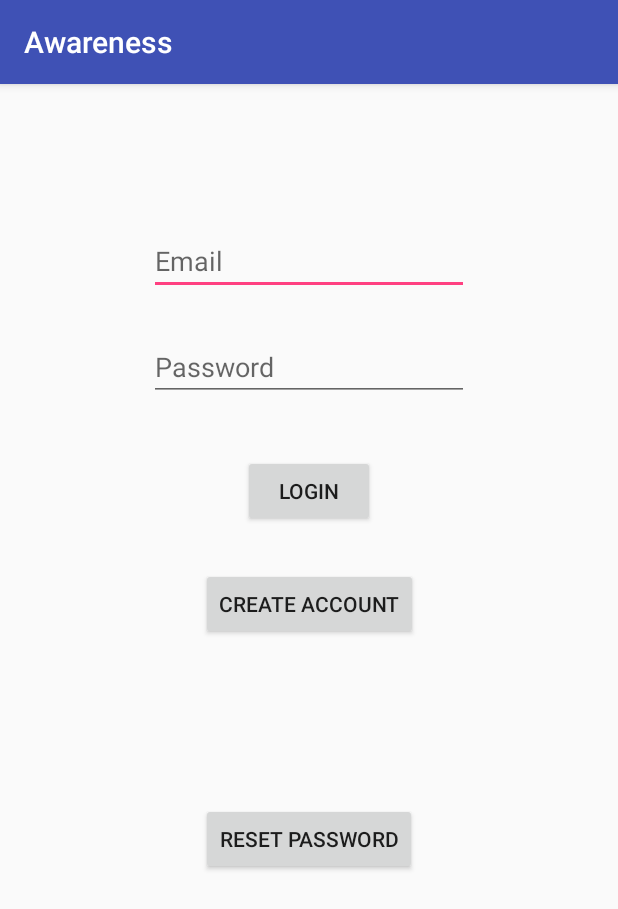
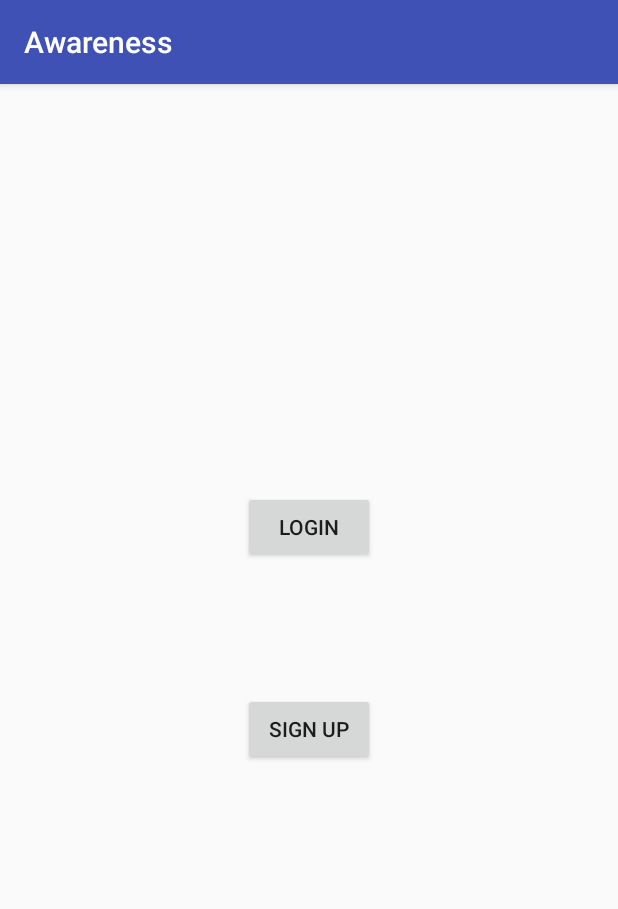
Before and after one commit to ankitrajan/Awareness, an Android app: the screen it shows after launch (MainActivity before the commit, LogoActivity after it), on a phone screen of 412 x 824 dp. Shown: the top 909 px of the screen. Run offline under Robolectric (Android 15) with nearby library versions, the phone set to English and light mode, and no system bars.

Commit message:
Added first activity and reorganized buttons aka implement ahmed's requests

```diff
--- a/app/build.gradle
+++ b/app/build.gradle
@@ -56,4 +56,5 @@ dependencies {
 
 
 
+
 apply plugin: 'com.google.gms.google-services'
--- a/app/src/main/AndroidManifest.xml
+++ b/app/src/main/AndroidManifest.xml
@@ -9,7 +9,7 @@
         android:roundIcon="@mipmap/ic_launcher_round"
         android:supportsRtl="true"
         android:theme="@style/AppTheme">
-        <activity android:name=".MainActivity">
+        <activity android:name=".LogoActivity">
             <intent-filter>
                 <action android:name="android.intent.action.MAIN" />
 
@@ -19,7 +19,8 @@
         <activity android:name=".CreateAccountActivity" />
         <activity android:name=".MyAccountActivity" />
         <activity android:name=".AnalysisActivity" />
-        <activity android:name=".SettingsActivity"></activity>
+        <activity android:name=".SettingsActivity" />
+        <activity android:name=".MainActivity"></activity>
     </application>
 
 </manifest>
--- /dev/null
+++ b/app/src/main/java/com/example/ankit/awareness/LogoActivity.java
@@ -0,0 +1,50 @@
+package com.example.ankit.awareness;
+
+import android.content.Intent;
+import android.support.v7.app.AppCompatActivity;
+import android.os.Bundle;
+import android.view.View;
+import android.widget.Button;
+
+public class LogoActivity extends AppCompatActivity {
+
+    protected Button mainButton;
+    protected Button signUpButton;
+
+    @Override
+    protected void onCreate(Bundle savedInstanceState) {
+        super.onCreate(savedInstanceState);
+        setContentView(R.layout.activity_logo);
+
+        mainButton = (Button) findViewById(R.id.Main);
+        signUpButton = (Button) findViewById(R.id.SignUp);
+
+        mainButton.setOnClickListener(new View.OnClickListener()
+        {
+            public void onClick(View v)
+            {
+                goToMainActivity();
+            }
+        });
+
+        signUpButton.setOnClickListener(new View.OnClickListener()
+        {
+            public void onClick(View v)
+            {
+                goToCreateAccountActivity();
+            }
+        });
+    }
+
+    void goToMainActivity()
+    {
+        Intent intent = new Intent(LogoActivity.this, MainActivity.class);
+        startActivity(intent);
+    }
+
+    void goToCreateAccountActivity()
+    {
+        Intent intent = new Intent(LogoActivity.this, CreateAccountActivity.class);
+        startActivity(intent);
+    }
+}
--- a/app/src/main/java/com/example/ankit/awareness/MainActivity.java
+++ b/app/src/main/java/com/example/ankit/awareness/MainActivity.java
@@ -29,7 +29,7 @@ public class MainActivity extends AppCompatActivity
     private EditText passwordText;
 
     protected Button loginButton;
-    protected Button createAccountButton;
+    //protected Button createAccountButton;
     protected Button resetPasswordButton;
 
     @Override
@@ -46,7 +46,7 @@ public class MainActivity extends AppCompatActivity
         passwordText = (EditText) findViewById(R.id.PasswordField);
 
         loginButton = (Button) findViewById(R.id.Login);
-        createAccountButton = (Button) findViewById(R.id.CreateAccount);
+        //createAccountButton = (Button) findViewById(R.id.CreateAccount);
         resetPasswordButton = (Button) findViewById(R.id.ResetPassword);
 
         authListener = new FirebaseAuth.AuthStateListener()
@@ -67,6 +67,7 @@ public class MainActivity extends AppCompatActivity
             }
         };
 
+        /*
         createAccountButton.setOnClickListener(new View.OnClickListener()
         {
             public void onClick(View v)
@@ -74,6 +75,7 @@ public class MainActivity extends AppCompatActivity
                 goToCreateAccountActivity();
             }
         });
+        */
 
         loginButton.setOnClickListener(new View.OnClickListener()
         {
@@ -100,11 +102,13 @@ public class MainActivity extends AppCompatActivity
         firebaseAuth.addAuthStateListener(authListener);
     }
 
+    /*
     void goToCreateAccountActivity()
     {
         Intent intent = new Intent(MainActivity.this, CreateAccountActivity.class);
         startActivity(intent);
     }
+    */
 
     void startLogin()
     {
--- /dev/null
+++ b/app/src/main/res/layout/activity_logo.xml
@@ -0,0 +1,35 @@
+<?xml version="1.0" encoding="utf-8"?>
+<android.support.constraint.ConstraintLayout xmlns:android="http://schemas.android.com/apk/res/android"
+    xmlns:app="http://schemas.android.com/apk/res-auto"
+    xmlns:tools="http://schemas.android.com/tools"
+    android:layout_width="match_parent"
+    android:layout_height="match_parent"
+    tools:context="com.example.ankit.awareness.LogoActivity">
+
+    <Button
+        android:id="@+id/Main"
+        android:layout_width="wrap_content"
+        android:layout_height="wrap_content"
+        android:layout_marginLeft="8dp"
+        android:layout_marginRight="8dp"
+        android:text="Login"
+        app:layout_constraintLeft_toLeftOf="parent"
+        app:layout_constraintRight_toRightOf="parent"
+        app:layout_constraintTop_toTopOf="parent"
+        android:layout_marginTop="271dp" />
+
+    <Button
+        android:id="@+id/SignUp"
+        android:layout_width="wrap_content"
+        android:layout_height="wrap_content"
+        android:layout_marginBottom="8dp"
+        android:layout_marginLeft="8dp"
+        android:layout_marginRight="8dp"
+        android:layout_marginTop="8dp"
+        android:text="Sign Up"
+        app:layout_constraintBottom_toBottomOf="parent"
+        app:layout_constraintLeft_toLeftOf="parent"
+        app:layout_constraintRight_toRightOf="parent"
+        app:layout_constraintTop_toBottomOf="@+id/Main"
+        app:layout_constraintVertical_bias="0.204" />
+</android.support.constraint.ConstraintLayout>
--- a/app/src/main/res/layout/activity_main.xml
+++ b/app/src/main/res/layout/activity_main.xml
@@ -11,12 +11,15 @@
         android:layout_width="wrap_content"
         android:layout_height="wrap_content"
         android:text="Login"
-        android:layout_marginTop="36dp"
-        app:layout_constraintTop_toBottomOf="@+id/PasswordField"
         android:layout_marginLeft="8dp"
         app:layout_constraintLeft_toLeftOf="parent"
         android:layout_marginRight="8dp"
-        app:layout_constraintRight_toRightOf="parent" />
+        app:layout_constraintRight_toRightOf="parent"
+        app:layout_constraintBottom_toBottomOf="parent"
+        android:layout_marginBottom="160dp"
+        android:layout_marginTop="8dp"
+        app:layout_constraintTop_toBottomOf="@+id/ResetPassword"
+        app:layout_constraintVertical_bias="0.843" />
 
     <EditText
         android:id="@+id/EmailField"
@@ -39,38 +42,29 @@
         android:ems="10"
         android:hint="Password"
         android:inputType="textPassword"
-        android:layout_marginTop="25dp"
+        android:layout_marginTop="27dp"
         app:layout_constraintTop_toBottomOf="@+id/EmailField"
         android:layout_marginLeft="8dp"
         app:layout_constraintLeft_toLeftOf="parent"
         android:layout_marginRight="8dp"
-        app:layout_constraintRight_toRightOf="parent" />
-
-    <Button
-        android:id="@+id/CreateAccount"
-        android:layout_width="wrap_content"
-        android:layout_height="wrap_content"
-        android:text="Create Account"
-        android:layout_marginTop="27dp"
-        app:layout_constraintTop_toBottomOf="@+id/Login"
-        android:layout_marginLeft="8dp"
-        app:layout_constraintLeft_toLeftOf="parent"
-        android:layout_marginRight="8dp"
-        app:layout_constraintRight_toRightOf="parent" />
+        app:layout_constraintRight_toRightOf="parent"
+        app:layout_constraintHorizontal_bias="0.503" />
 
     <Button
         android:id="@+id/ResetPassword"
-        android:layout_width="wrap_content"
-        android:layout_height="wrap_content"
-        android:text="Reset Password"
+        android:layout_width="157dp"
+        android:layout_height="34dp"
+        android:layout_marginBottom="261dp"
+        android:layout_marginLeft="8dp"
+        android:layout_marginRight="8dp"
+        android:layout_marginTop="8dp"
+        android:text="Forgot Password"
+        android:textSize="8sp"
         app:layout_constraintBottom_toBottomOf="parent"
-        android:layout_marginBottom="40dp"
-        android:layout_marginTop="8dp"
-        app:layout_constraintTop_toBottomOf="@+id/CreateAccount"
-        app:layout_constraintVertical_bias="0.333"
-        android:layout_marginLeft="8dp"
+        app:layout_constraintHorizontal_bias="0.651"
         app:layout_constraintLeft_toLeftOf="parent"
-        android:layout_marginRight="8dp"
-        app:layout_constraintRight_toRightOf="parent" />
+        app:layout_constraintRight_toRightOf="parent"
+        app:layout_constraintTop_toBottomOf="@+id/PasswordField"
+        app:layout_constraintVertical_bias="0.454" />
 
 </android.support.constraint.ConstraintLayout>
```
Also changed, not shown: app/src/main/res/layout/activity_create_account.xml (+5 -5 lines).
